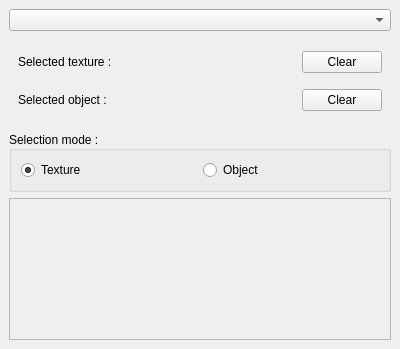
Qt form mapEditor/src/components/textureSelectionDockWidget.ui (jeremydumais/TheWarrior) before a commit.
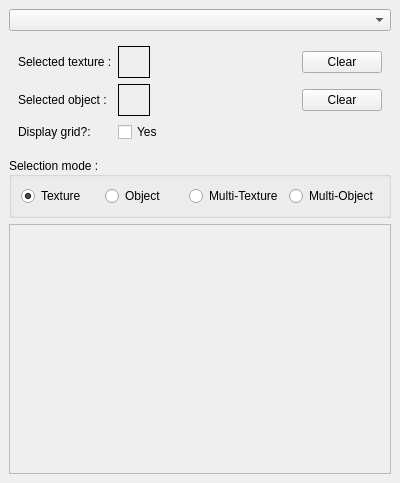
The same form after that commit. Custom widgets are drawn as their Qt base class.

Commit message: feat: Add a display grid option in the Texture Selection component of the Map Editor

```diff
--- a/mapEditor/src/components/textureSelectionDockWidget.ui
+++ b/mapEditor/src/components/textureSelectionDockWidget.ui
@@ -7,7 +7,7 @@
     <x>0</x>
     <y>0</y>
     <width>400</width>
-    <height>349</height>
+    <height>483</height>
    </rect>
   </property>
   <property name="allowedAreas">
@@ -28,7 +28,7 @@
         <property name="maximumSize">
          <size>
           <width>16777215</width>
-          <height>100</height>
+          <height>130</height>
          </size>
         </property>
         <layout class="QFormLayout" name="formLayout_3">
@@ -70,6 +70,9 @@
                <height>32</height>
               </size>
              </property>
+             <property name="frameShape">
+              <enum>QFrame::Box</enum>
+             </property>
              <property name="text">
               <string/>
              </property>
@@ -103,7 +106,7 @@
            </item>
           </layout>
          </item>
-         <item row="5" column="0">
+         <item row="4" column="0">
           <widget class="QLabel" name="label_10">
            <property name="minimumSize">
             <size>
@@ -116,7 +119,7 @@
            </property>
           </widget>
          </item>
-         <item row="5" column="1">
+         <item row="4" column="1">
           <layout class="QHBoxLayout" name="horizontalLayout_3">
            <item>
             <widget class="QLabel" name="labelSelectedObject">
@@ -132,6 +135,9 @@
                <height>32</height>
               </size>
              </property>
+             <property name="frameShape">
+              <enum>QFrame::Box</enum>
+             </property>
              <property name="text">
               <string/>
              </property>
@@ -165,6 +171,24 @@
            </item>
           </layout>
          </item>
+         <item row="5" column="0">
+          <widget class="QLabel" name="label">
+           <property name="text">
+            <string>Display grid?:</string>
+           </property>
+          </widget>
+         </item>
+         <item row="5" column="1">
+          <layout class="QHBoxLayout" name="horizontalLayout_4">
+           <item>
+            <widget class="QCheckBox" name="checkBoxDisplayGrid">
+             <property name="text">
+              <string>Yes</string>
+             </property>
+            </widget>
+           </item>
+          </layout>
+         </item>
         </layout>
        </widget>
       </item>
@@ -197,6 +221,20 @@
            </property>
           </widget>
          </item>
+         <item>
+          <widget class="QRadioButton" name="radioButtonMultTexture">
+           <property name="text">
+            <string>Multi-Texture</string>
+           </property>
+          </widget>
+         </item>
+         <item>
+          <widget class="QRadioButton" name="radioButtonMultiObject">
+           <property name="text">
+            <string>Multi-Object</string>
+           </property>
+          </widget>
+         </item>
         </layout>
        </widget>
       </item>
@@ -210,8 +248,8 @@
           <rect>
            <x>0</x>
            <y>0</y>
-           <width>378</width>
-           <height>85</height>
+           <width>382</width>
+           <height>193</height>
           </rect>
          </property>
          <layout class="QGridLayout" name="gridLayout_2">
```
Left out of the diff: 1 changed line with no effect on the pictures. The commit also changes 3 other files.
